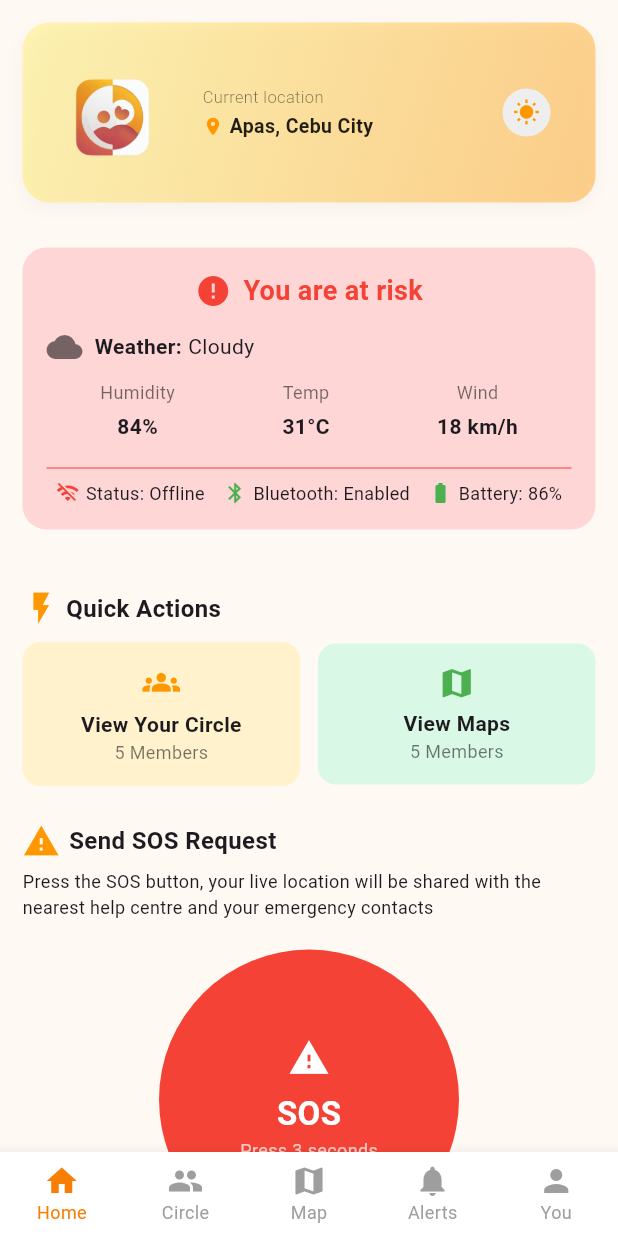
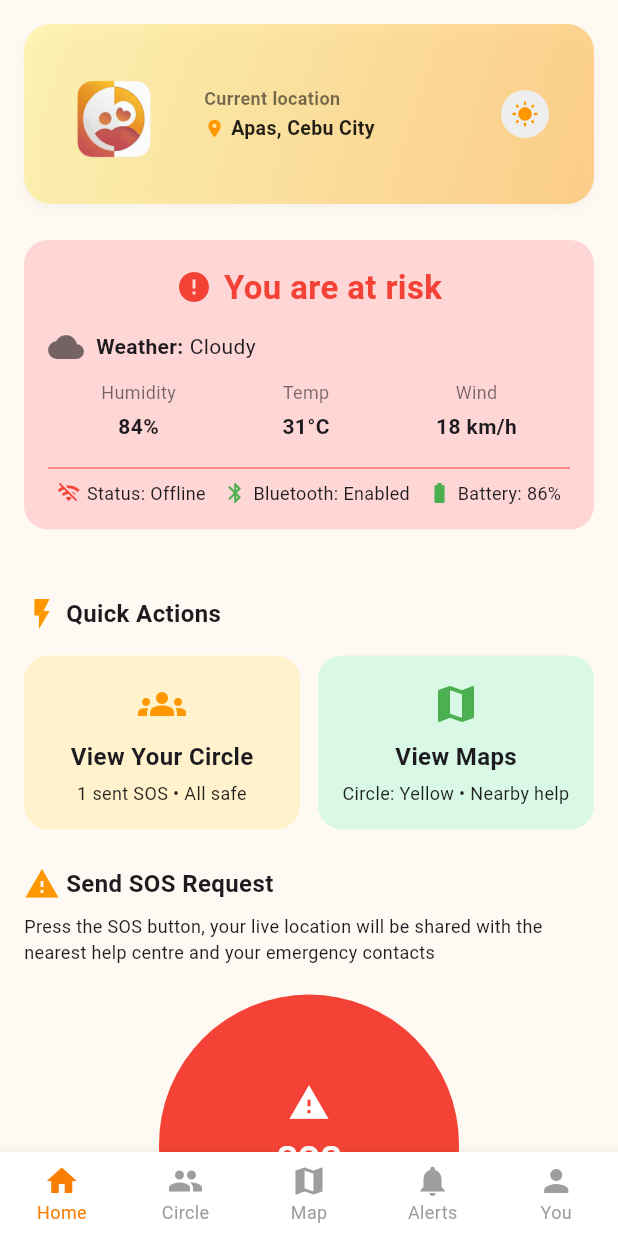
Before and after one commit to baltazar-jin/Bond, a Flutter app: the screen it shows after launch, on a phone screen of 412 x 824 dp. Run offline on Flutter 3.47's test engine with Material 3 defaults, Android fonts, the phone set to English and light mode, and no system bars; our stand-ins replace connectivity_plus, flutter_map, latlong2; missing offline and left inert: flutter_map_mbtiles.

Commit message:
Front end

```diff
--- a/lib/screens/dashboard_screen.dart
+++ b/lib/screens/dashboard_screen.dart
@@ -7,6 +7,7 @@ import 'package:bond/widgets/header.dart';
 import 'package:bond/widgets/navbar.dart';
 import 'package:bond/widgets/SOS.dart';
 import 'package:bond/widgets/user_card.dart';
+import 'package:bond/widgets/quickaction.dart';
 
 class DashboardScreen extends StatefulWidget {
   const DashboardScreen({super.key});
@@ -17,7 +18,7 @@ class DashboardScreen extends StatefulWidget {
 
 class _DashboardScreenState extends State<DashboardScreen> {
   int _selectedIndex = 0;
-  bool _isNight = false; // track toggle state
+  bool _isNight = false;
 
   void _onItemTapped(int index) {
     setState(() => _selectedIndex = index);
@@ -43,7 +44,6 @@ class _DashboardScreenState extends State<DashboardScreen> {
         MaterialPageRoute(builder: (_) => const UserScreen()),
       );
     }
-    // index == 0 (Home) does nothing
   }
 
   @override
@@ -52,29 +52,23 @@ class _DashboardScreenState extends State<DashboardScreen> {
       backgroundColor: const Color(0xFFFFF9F3),
       body: SafeArea(
         child: SingleChildScrollView(
-          // only vertical padding so header can go edge-to-edge horizontally
-          padding: const EdgeInsets.symmetric(horizontal: 15, vertical: 15),
+          padding: const EdgeInsets.symmetric(horizontal: 16, vertical: 16),
           child: Column(
             crossAxisAlignment: CrossAxisAlignment.start,
             children: [
-              /// ▶️ NEW HEADER
               AppHeader(
                 location: 'Apas, Cebu City',
                 isNightMode: _isNight,
                 onToggle: () => setState(() => _isNight = !_isNight),
               ),
-              const SizedBox(height: 20),
-              const SizedBox(height: 10),
+              const SizedBox(height: 24),
 
-              /// STATUS CARD
               const RiskStatusCard(),
+              const SizedBox(height: 24),
 
-              const SizedBox(height: 20),
-
-              /// QUICK ACTIONS
               const Row(
                 children: [
-                  Icon(Icons.flash_on, color: Colors.orange, size: 25),
+                  Icon(Icons.flash_on, color: Colors.orange, size: 24),
                   SizedBox(width: 4),
                   Text(
                     'Quick Actions',
@@ -82,89 +76,60 @@ class _DashboardScreenState extends State<DashboardScreen> {
                   ),
                 ],
               ),
-              const SizedBox(height: 10),
+              const SizedBox(height: 16),
+
               Row(
                 children: [
                   Expanded(
-                    child: Container(
-                      decoration: BoxDecoration(
-                        color: const Color(0xFFFFF2CC),
-                        borderRadius: BorderRadius.circular(12),
-                      ),
-                      padding: const EdgeInsets.symmetric(vertical: 14),
-                      child: Column(
-                        children: const [
-                          Icon(Icons.groups, color: Colors.orange, size: 25),
-                          SizedBox(height: 6),
-                          Text(
-                            'View Your Circle',
-                            style: TextStyle(fontWeight: FontWeight.bold),
-                          ),
-                          Text(
-                            '5 Members',
-                            style: TextStyle(
-                              fontSize: 12,
-                              color: Colors.black54,
-                            ),
-                          ),
-                        ],
+                    child: QuickActionButton(
+                      icon: Icons.groups,
+                      title: 'View Your Circle',
+                      subtitle: '1 sent SOS • All safe',
+                      backgroundColor: const Color(0xFFFFF2CC),
+                      iconColor: Colors.orange,
+                      onTap: () => Navigator.push(
+                        context,
+                        MaterialPageRoute(builder: (_) => CircleScreen()),
                       ),
                     ),
                   ),
                   const SizedBox(width: 12),
                   Expanded(
-                    child: Container(
-                      decoration: BoxDecoration(
-                        color: const Color(0xFFD9F8E5),
-                        borderRadius: BorderRadius.circular(12),
-                      ),
-                      padding: const EdgeInsets.symmetric(vertical: 14),
-                      child: Column(
-                        children: const [
-                          Icon(Icons.map, color: Colors.green, size: 25),
-                          SizedBox(height: 4),
-                          Text(
-                            'View Maps',
-                            style: TextStyle(fontWeight: FontWeight.bold),
-                          ),
-                          Text(
-                            '5 Members',
-                            style: TextStyle(
-                              fontSize: 12,
-                              color: Colors.black54,
-                            ),
-                          ),
-                        ],
+                    child: QuickActionButton(
+                      icon: Icons.map,
+                      title: 'View Maps',
+                      subtitle: 'Circle: Yellow • Nearby help',
+                      backgroundColor: const Color(0xFFD9F8E5),
+                      iconColor: Colors.green,
+                      onTap: () => Navigator.push(
+                        context,
+                        MaterialPageRoute(builder: (_) => const MapScreen()),
                       ),
                     ),
                   ),
                 ],
               ),
+
               const SizedBox(height: 24),
-
-              /// SOS INSTRUCTIONS (unchanged)
               const Row(
                 children: [
-                  Icon(Icons.warning, color: Colors.orange, size: 25),
-                  SizedBox(width: 6),
+                  Icon(Icons.warning, color: Colors.orange, size: 24),
+                  SizedBox(width: 4),
                   Text(
                     'Send SOS Request',
                     style: TextStyle(fontSize: 16, fontWeight: FontWeight.bold),
                   ),
                 ],
               ),
-              const SizedBox(height: 6),
+              const SizedBox(height: 8),
               const Text(
                 'Press the SOS button, your live location will be shared with the nearest help centre and your emergency contacts',
                 style: TextStyle(fontSize: 12),
               ),
               const SizedBox(height: 20),
-
-              /// SOS BUTTON (unchanged)
               Center(
                 child: SOSButton(
-                  onPressed:(){
-                    //handle logic
+                  onPressed: () {
                     print('SOS pressed');
                   },
                 ),
@@ -173,9 +138,6 @@ class _DashboardScreenState extends State<DashboardScreen> {
           ),
         ),
       ),
-
-      /// BOTTOM NAVIGATION BAR (unchanged)
-      ///
       bottomNavigationBar: Navbar(
         currentIndex: _selectedIndex,
         onTap: _onItemTapped,
--- a/lib/widgets/header.dart
+++ b/lib/widgets/header.dart
@@ -59,8 +59,8 @@ class AppHeader extends StatelessWidget {
                 const Text(
                   'Current location',
                   style: TextStyle(
-                    fontSize: 11,
-                    fontWeight: FontWeight.w300,
+                    fontSize: 12,
+                    fontWeight: FontWeight.w600,
                     color: Colors.black54,
                   ),
                 ),
--- /dev/null
+++ b/lib/widgets/quickaction.dart
@@ -0,0 +1,59 @@
+import 'package:flutter/material.dart';
+
+class QuickActionButton extends StatelessWidget {
+  final Color backgroundColor;
+  final IconData icon;
+  final Color iconColor;
+  final String title;
+  final String subtitle;
+  final VoidCallback onTap;
+
+  const QuickActionButton({
+    super.key,
+    required this.backgroundColor,
+    required this.icon,
+    required this.iconColor,
+    required this.title,
+    required this.subtitle,
+    required this.onTap,
+  });
+
+  @override
+  Widget build(BuildContext context) {
+    return Expanded(
+      child: GestureDetector(
+        onTap: onTap,
+        child: Container(
+          padding: const EdgeInsets.symmetric(vertical: 16),
+          decoration: BoxDecoration(
+            color: backgroundColor,
+            borderRadius: BorderRadius.circular(16),
+          ),
+          child: Column(
+            mainAxisAlignment: MainAxisAlignment.center,
+            children: [
+              Icon(icon, color: iconColor, size: 32),
+              const SizedBox(height: 8),
+              Text(
+                title,
+                style: const TextStyle(
+                  fontSize: 16,
+                  fontWeight: FontWeight.bold,
+                ),
+              ),
+              const SizedBox(height: 4),
+              Text(
+                subtitle,
+                textAlign: TextAlign.center,
+                style: const TextStyle(
+                  fontSize: 12,
+                  color: Colors.black87,
+                ),
+              ),
+            ],
+          ),
+        ),
+      ),
+    );
+  }
+}
--- a/lib/widgets/user_card.dart
+++ b/lib/widgets/user_card.dart
@@ -23,7 +23,7 @@ class RiskStatusCard extends StatelessWidget {
               Text(
                 'You are at risk',
                 style: TextStyle(
-                  fontSize: 18,
+                  fontSize: 22,
                   fontWeight: FontWeight.bold,
                   color: Colors.red,
                 ),
```
